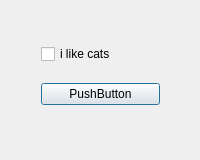
This is gui3/dialog.ui in Gabriel-22/QT-Programming as Qt 5 draws it before an edit. The edited form follows.
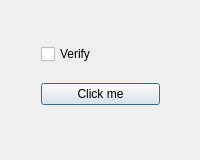
This is the edited form.

Diff of the .ui file:
```diff
--- a/gui3/dialog.ui
+++ b/gui3/dialog.ui
@@ -26,14 +26,14 @@
     <item>
      <widget class="QCheckBox" name="checkBox">
       <property name="text">
-       <string>i like cats</string>
+       <string>Verify</string>
       </property>
      </widget>
     </item>
     <item>
      <widget class="QPushButton" name="pushButton">
       <property name="text">
-       <string>PushButton</string>
+       <string>Click me</string>
       </property>
      </widget>
     </item>
```
